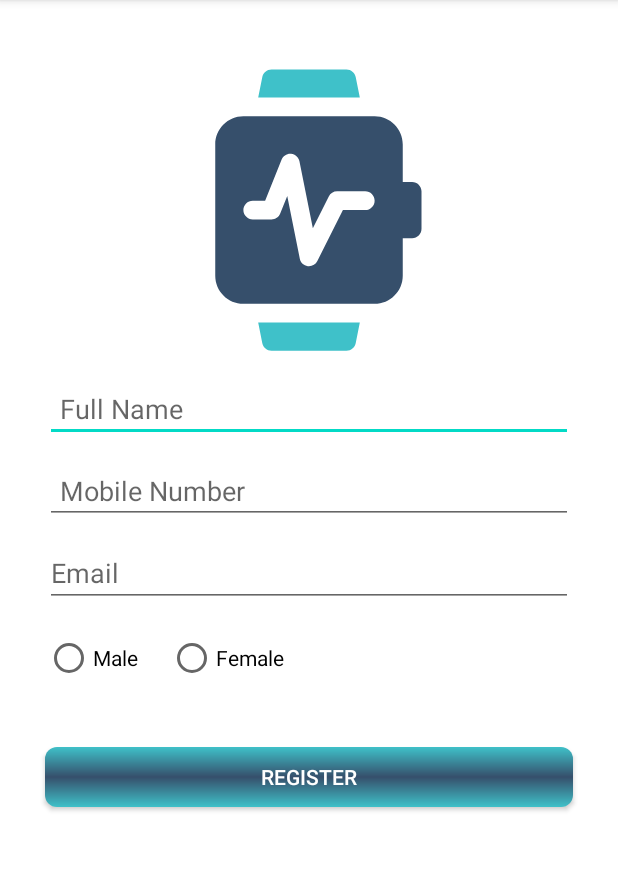
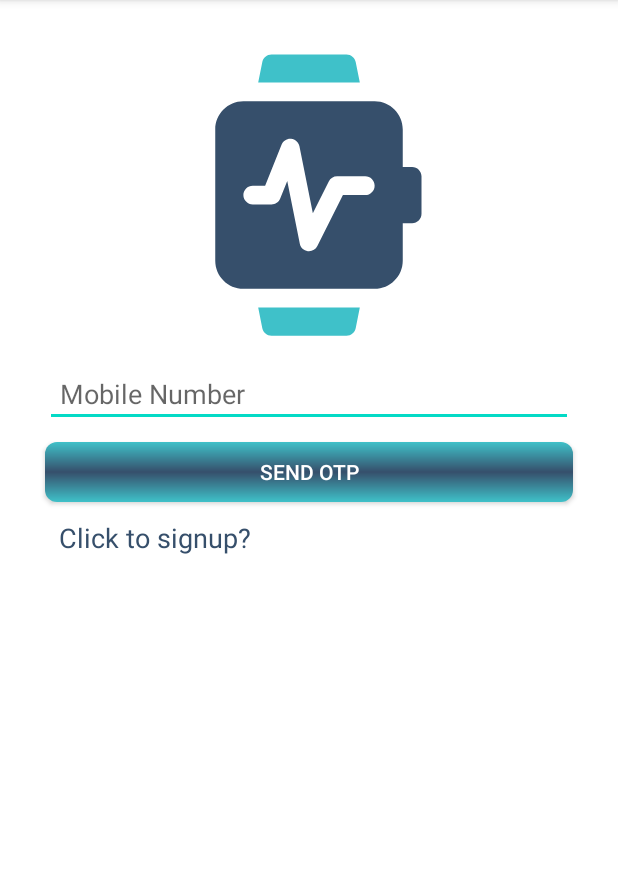
Before and after one commit to hemant1109/OxygenScanner, an Android app: the screen it shows after launch (RegisterActivity before the commit, LoginActivity after it), on a phone screen of 412 x 824 dp, the part 90-961 px from its top. Run offline under Robolectric (Android 15) with nearby library versions, the phone set to English and light mode, and no system bars; our stand-ins replace Firebase (no records; nobody signed in at launch, a user with empty details on screens opened directly).

Commit message:
Register and save user details on firebase is done.

```diff
--- a/app/build.gradle
+++ b/app/build.gradle
@@ -58,9 +58,9 @@ dependencies {
     // When using the BoM, you don't specify versions in Firebase library dependencies
     implementation 'com.google.firebase:firebase-auth-ktx'
 
-    // Declare the dependency for the Realtime Database library
+    // Declare the dependency for the Cloud Firestore library
     // When using the BoM, you don't specify versions in Firebase library dependencies
-    implementation 'com.google.firebase:firebase-database-ktx'
+    implementation 'com.google.firebase:firebase-firestore-ktx'
 
     implementation 'org.jetbrains.kotlinx:kotlinx-coroutines-play-services:1.4.2'
 
--- a/app/src/main/java/com/example/oxygenscanner/data/RegisterDataSource.kt
+++ b/app/src/main/java/com/example/oxygenscanner/data/RegisterDataSource.kt
@@ -1,9 +1,9 @@
 package com.example.oxygenscanner.data
 
-import com.example.oxygenscanner.data.model.LoggedInUser
 import com.example.oxygenscanner.data.model.User
 import com.example.oxygenscanner.util.FireStoreDB
 import java.io.IOException
+
 
 /**
  * Class that handles authentication w/ login credentials and retrieves user information.
@@ -15,6 +15,7 @@ class RegisterDataSource {
             FireStoreDB.registerUser(user)
             Result.Success(user)
         } catch (e: Throwable) {
+            e.printStackTrace()
             Result.Error(IOException("Error logging in", e))
         }
     }
--- a/app/src/main/java/com/example/oxygenscanner/ui/register/RegisterViewModel.kt
+++ b/app/src/main/java/com/example/oxygenscanner/ui/register/RegisterViewModel.kt
@@ -7,6 +7,7 @@ import androidx.lifecycle.viewModelScope
 import com.example.oxygenscanner.data.RegisterRepository
 import com.example.oxygenscanner.data.Result
 import com.example.oxygenscanner.data.model.User
+import kotlinx.coroutines.Dispatchers
 import kotlinx.coroutines.launch
 
 class RegisterViewModel(private val registerRepository: RegisterRepository) : ViewModel() {
@@ -16,7 +17,7 @@ class RegisterViewModel(private val registerRepository: RegisterRepository) : Vi
     val registerLiveData: LiveData<Result<User>> = _registerLiveData
 
     fun register(user: User) {
-        viewModelScope.launch {
+        viewModelScope.launch(Dispatchers.IO) {
             _registerLiveData.postValue(registerRepository.register(user))
         }
     }
--- /dev/null
+++ b/app/src/main/java/com/example/oxygenscanner/util/MyApplication.kt
@@ -0,0 +1,11 @@
+package com.example.oxygenscanner.util
+
+import android.app.Application
+import com.google.firebase.FirebaseApp
+
+class MyApplication : Application() {
+    override fun onCreate() {
+        super.onCreate()
+        FirebaseApp.initializeApp(applicationContext)
+    }
+}
--- a/app/src/main/res/layout/activity_login.xml
+++ b/app/src/main/res/layout/activity_login.xml
@@ -11,12 +11,12 @@
     <androidx.constraintlayout.widget.ConstraintLayout
         android:layout_width="match_parent"
         android:layout_height="match_parent"
+        android:gravity="center"
+        android:padding="20dp"
         app:layout_constraintBottom_toBottomOf="parent"
         app:layout_constraintEnd_toEndOf="parent"
         app:layout_constraintStart_toStartOf="parent"
-        app:layout_constraintTop_toTopOf="parent"
-        android:padding="20dp"
-        android:gravity="center">
+        app:layout_constraintTop_toTopOf="parent">
 
         <ImageView
             android:id="@+id/img_oxymeter"
@@ -33,14 +33,14 @@
             android:layout_width="0dp"
             android:layout_height="wrap_content"
             android:layout_margin="10dp"
-            android:padding="10dp"
+            android:layout_marginTop="20dp"
             android:hint="@string/mobile_number"
             android:inputType="phone"
             android:maxLength="10"
+            android:padding="10dp"
             app:layout_constraintEnd_toEndOf="parent"
             app:layout_constraintStart_toStartOf="parent"
             app:layout_constraintTop_toBottomOf="@+id/img_oxymeter"
-            android:layout_marginTop="20dp"
 
             />
 
@@ -63,8 +63,8 @@
             android:layout_width="match_parent"
             android:layout_height="40dp"
             android:layout_margin="10dp"
+            android:background="@drawable/button_gradient"
             android:gravity="center"
-            android:background="@drawable/button_gradient"
             android:text="@string/send_otp"
             android:textColor="@color/white"
             android:visibility="visible"
@@ -75,7 +75,7 @@
         <ProgressBar
             android:id="@+id/loading"
             android:layout_width="wrap_content"
-            android:layout_height="wrap_content"
+            android:layout_height="40dp"
             android:layout_gravity="center"
             android:layout_margin="10dp"
             android:progressBackgroundTint="@color/teal_200"
@@ -83,5 +83,19 @@
             app:layout_constraintEnd_toEndOf="@+id/otp"
             app:layout_constraintStart_toStartOf="@+id/otp"
             app:layout_constraintTop_toBottomOf="@+id/otp" />
+
+        <TextView
+            android:id="@+id/tv_register"
+            android:layout_width="0dp"
+            android:layout_height="wrap_content"
+            android:layout_marginStart="4dp"
+            android:layout_marginTop="6dp"
+            android:padding="5dp"
+            android:text="@string/need_to_signup"
+            android:textSize="18sp"
+            android:textColor="#364F6B"
+            app:layout_constraintEnd_toEndOf="@+id/sendAndVerifyOtp"
+            app:layout_constraintStart_toStartOf="@+id/sendAndVerifyOtp"
+            app:layout_constraintTop_toBottomOf="@+id/sendAndVerifyOtp" />
     </androidx.constraintlayout.widget.ConstraintLayout>
 </androidx.constraintlayout.widget.ConstraintLayout>
--- a/app/src/main/res/values/strings.xml
+++ b/app/src/main/res/values/strings.xml
@@ -21,4 +21,5 @@
     <string name="send_otp">Send Otp</string>
     <string name="male">Male</string>
     <string name="female">Female</string>
+    <string name="need_to_signup">Click to signup?</string>
 </resources>
--- /dev/null
+++ b/app/src/main/res/xml/network_security_config.xml
@@ -0,0 +1,5 @@
+<?xml version="1.0" encoding="utf-8"?>
+<network-security-config xmlns:tools="http://schemas.android.com/tools">
+    <base-config cleartextTrafficPermitted="true"
+        tools:ignore="InsecureBaseConfiguration" />
+</network-security-config>
--- a/build.gradle
+++ b/build.gradle
@@ -8,7 +8,7 @@ buildscript {
     dependencies {
         classpath "com.android.tools.build:gradle:4.2.1"
         classpath "org.jetbrains.kotlin:kotlin-gradle-plugin:$kotlin_version"
-        classpath 'com.google.gms:google-services:3.0.0'
+        classpath 'com.google.gms:google-services:4.3.8'
         // NOTE: Do not place your application dependencies here; they belong
         // in the individual module build.gradle files
     }
```
Also changed, not shown: app/src/main/AndroidManifest.xml (+11 -2 lines), app/src/main/java/com/example/oxygenscanner/data/model/EventResponse.kt (deleted, +0 -9 lines), app/src/main/java/com/example/oxygenscanner/data/model/User.kt (+1 -7 lines), app/src/main/java/com/example/oxygenscanner/ui/login/LoginActivity.kt (+11 -9 lines), app/src/main/java/com/example/oxygenscanner/ui/register/RegisterActivity.kt (+16 -2 lines), app/src/main/java/com/example/oxygenscanner/util/FireStoreDB.kt (+9 -8 lines), app/src/main/java/com/example/oxygenscanner/util/valueEventFlow.kt (deleted, +0 -26 lines).
